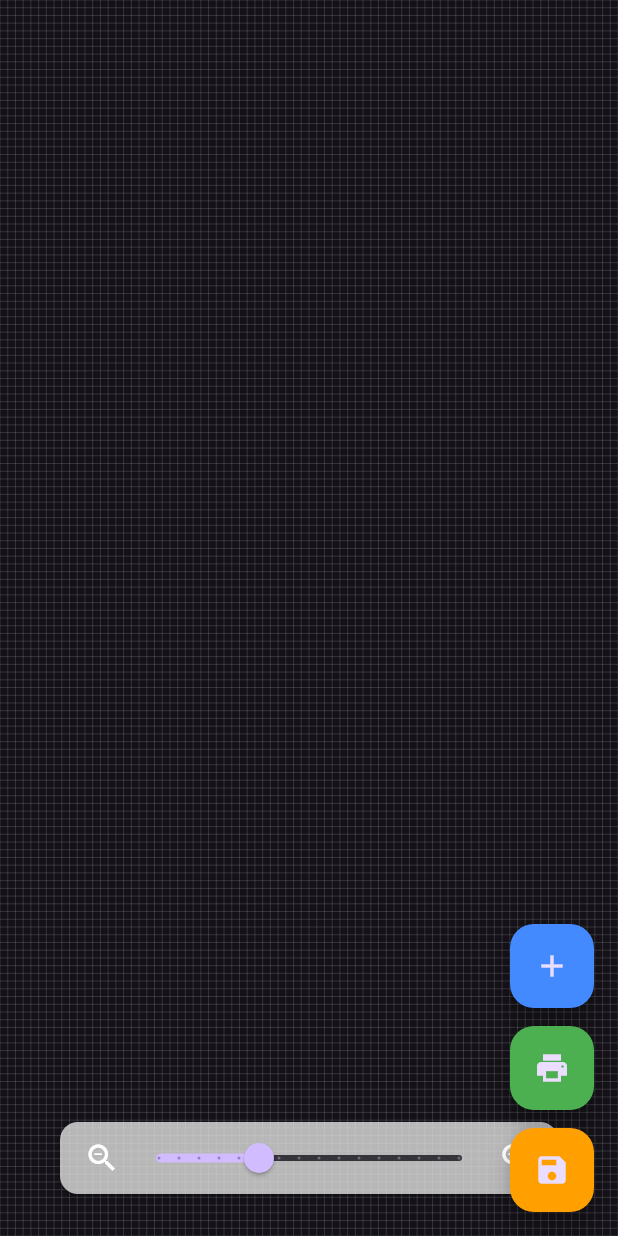
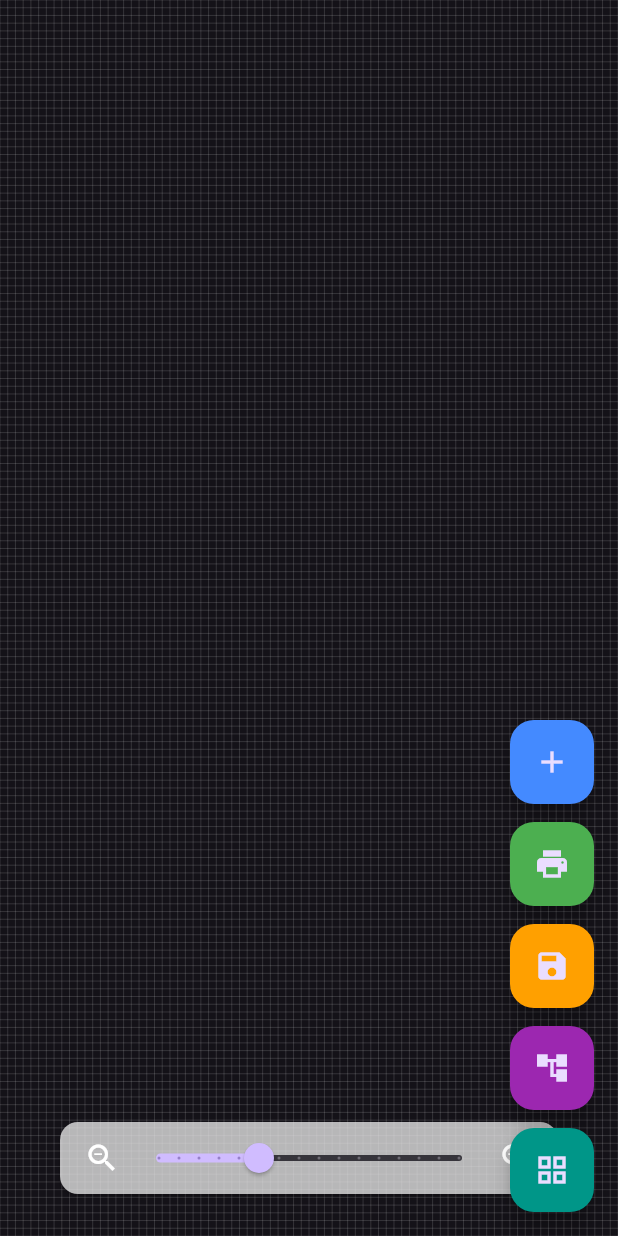
Before and after one commit to Smeetsv10/travel-planner-project, a Flutter app: the screen it shows after launch, after a tap on the "print" icon, on a phone screen of 412 x 824 dp. Run offline on Flutter 3.47's test engine with Material 3 defaults, Android fonts, the phone set to English and light mode, and no system bars; our stand-ins replace file_picker, geocoding, google_maps_flutter, shared_preferences; missing offline and left inert: desktop_drop, pasteboard.

Commit message:
working on cardChains

```diff
--- a/lib/classes/card_provider.dart
+++ b/lib/classes/card_provider.dart
@@ -7,8 +7,8 @@ enum CardType { blank, outFlight, returnFlight, accommodation, transportation }
 class CardProvider extends ChangeNotifier {
   final String id;
   final CardType cardType;
-  final GlobalKey fromNodeKey = GlobalKey();
-  final GlobalKey toNodeKey = GlobalKey();
+  final GlobalKey? fromNodeKey;
+  final GlobalKey? toNodeKey;
 
   String title;
   Offset position;
@@ -22,11 +22,11 @@ class CardProvider extends ChangeNotifier {
   Color color;
   int transportIconIndex = 0;
 
-  bool isConnect = false;
-
   CardProvider({
+    String? id,
     CardType? cardType,
-    String? id,
+    GlobalKey? fromNodeKey,
+    GlobalKey? toNodeKey,
     Offset? position,
 
     DateTime? departureDatetime,
@@ -40,6 +40,8 @@ class CardProvider extends ChangeNotifier {
     int? transportIconIndex,
   }) : cardType = cardType ?? CardType.blank,
        id = id ?? const Uuid().v4(),
+       fromNodeKey = fromNodeKey ?? GlobalKey(),
+       toNodeKey = toNodeKey ?? GlobalKey(),
        position = position ?? Offset.zero,
        departureDatetime = departureDatetime ?? DateTime.now(),
        arrivalDatetime = arrivalDatetime ?? DateTime.now(),
@@ -95,6 +97,41 @@ class CardProvider extends ChangeNotifier {
       case CardType.transportation:
         return const Color.fromRGBO(46, 125, 50, 0.9); // Forest Green
     }
+  }
+
+  CardProvider copyWith({
+    String? id,
+    CardType? cardType,
+    Offset? position,
+    Widget? icon,
+    DateTime? departureDatetime,
+    DateTime? arrivalDatetime,
+    String? title,
+    String? departureLocation,
+    String? arrivalLocation,
+    String? url,
+    double? price,
+    Color? color,
+    int? transportIconIndex,
+    GlobalKey? fromNodeKey,
+    GlobalKey? toNodeKey,
+  }) {
+    return CardProvider(
+      id: id ?? this.id,
+      cardType: cardType ?? this.cardType,
+      position: position ?? this.position,
+      departureDatetime: departureDatetime ?? this.departureDatetime,
+      arrivalDatetime: arrivalDatetime ?? this.arrivalDatetime,
+      title: title ?? this.title,
+      departureLocation: departureLocation ?? this.departureLocation,
+      arrivalLocation: arrivalLocation ?? this.arrivalLocation,
+      url: url ?? this.url,
+      price: price ?? this.price,
+      color: color ?? this.color,
+      transportIconIndex: transportIconIndex ?? this.transportIconIndex,
+      fromNodeKey: fromNodeKey, // can be null
+      toNodeKey: toNodeKey, // can be null
+    );
   }
 
   // Setters with notifyListeners
--- a/lib/widgets/homepage_floatingactionbuttons.dart
+++ b/lib/widgets/homepage_floatingactionbuttons.dart
@@ -4,6 +4,7 @@ import 'package:travel_scheduler/classes/card_list_provider.dart';
 import 'package:travel_scheduler/classes/app_settings.dart';
 import 'package:travel_scheduler/classes/card_provider.dart';
 import 'package:travel_scheduler/classes/functions.dart';
+import 'package:travel_scheduler/widgets/card_chains_page.dart';
 
 class HomePageFloatingActionButtons extends StatefulWidget {
   final TransformationController transformationController;
@@ -48,19 +49,20 @@ class _HomePageFloatingActionButtonsState
 
   void _printAllCardProviders(BuildContext context) {
     final cardListProvider = context.read<CardListProvider>();
-    // print('--- Printing all CardProviders ---');
-    // print(cardListProvider.connections);
-    // for (var cardProvider in cardListProvider.cardProviders) {
-    //   print('Card title: ${cardProvider.title}');
-    //   print('Departure location: ${cardProvider.departureLocation}');
-    //   print('Departure datetime: ${cardProvider.departureDatetime}');
-    //   print('Arrival location: ${cardProvider.arrivalLocation}');
-    //   print('Arrival datetime: ${cardProvider.arrivalDatetime}');
-    //   print('Price: ${cardProvider.price}');
-    //   print('Url: ${cardProvider.url}');
-    //   print('Uid: ${cardProvider.id}');
-    // }
-    // print('--- End of CardProviders ---');
+    print('--- Printing all CardProviders ---');
+    print('Total card count: ${cardListProvider.totalCardCount}');
+    for (var cardProvider in cardListProvider.cardProviders) {
+      print('Card title: ${cardProvider.title}');
+      print('Departure location: ${cardProvider.departureLocation}');
+      print('Departure datetime: ${cardProvider.departureDatetime}');
+      print('Arrival location: ${cardProvider.arrivalLocation}');
+      print('Arrival datetime: ${cardProvider.arrivalDatetime}');
+      print('Price: ${cardProvider.price}');
+      print('Url: ${cardProvider.url}');
+      print('Uid: ${cardProvider.id}');
+      print('---');
+    }
+    print('--- End of CardProviders ---');
     print(
       cardListProvider.connectionProviders
           .map((c) => c.fromProvider.id)
@@ -221,6 +223,37 @@ class _HomePageFloatingActionButtonsState
     );
   }
 
+  Widget _buildShowRootCardsButton(BuildContext context) {
+    return FloatingActionButton(
+      heroTag: 'show_root_cards',
+      onPressed: () {
+        final chains = context.read<CardListProvider>().cardChainList;
+        for (var chain in chains) {
+          print(chain.map((c) => c.title).join(' -> '));
+        }
+      },
+      backgroundColor: Colors.purple,
+      tooltip: 'Show Root Cards',
+      child: const Icon(Icons.account_tree),
+    );
+  }
+
+  void openCardChainsPage(BuildContext context) {
+    Navigator.of(
+      context,
+    ).push(MaterialPageRoute(builder: (_) => const CardChainsPage()));
+  }
+
+  Widget _buildShowChainsButton(BuildContext context) {
+    return FloatingActionButton(
+      heroTag: 'show_card_chains',
+      onPressed: () => openCardChainsPage(context),
+      backgroundColor: Colors.teal,
+      tooltip: 'Show Card Chains',
+      child: const Icon(Icons.grid_view),
+    );
+  }
+
   @override
   Widget build(BuildContext context) {
     final cardListProvider = context.read<CardListProvider>();
@@ -233,6 +266,10 @@ class _HomePageFloatingActionButtonsState
         _buildPrintButton(context),
         const SizedBox(height: 12),
         _buildSaveButton(context, cardListProvider),
+        const SizedBox(height: 12),
+        _buildShowRootCardsButton(context),
+        const SizedBox(height: 12),
+        _buildShowChainsButton(context),
       ],
     );
   }
```
Also changed, not shown: lib/classes/card_list_provider.dart (+45 -0 lines), lib/widgets/CustomCards/static_card_preview.dart (added, +65 -0 lines), lib/widgets/card_chains_page.dart (added, +59 -0 lines).
